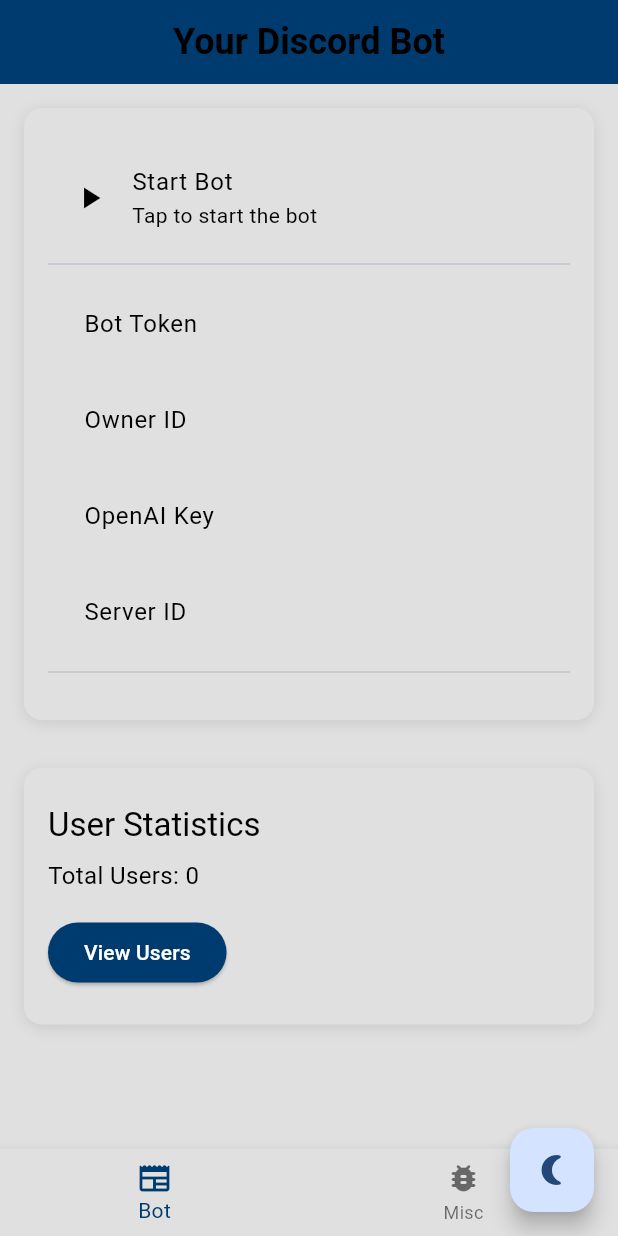
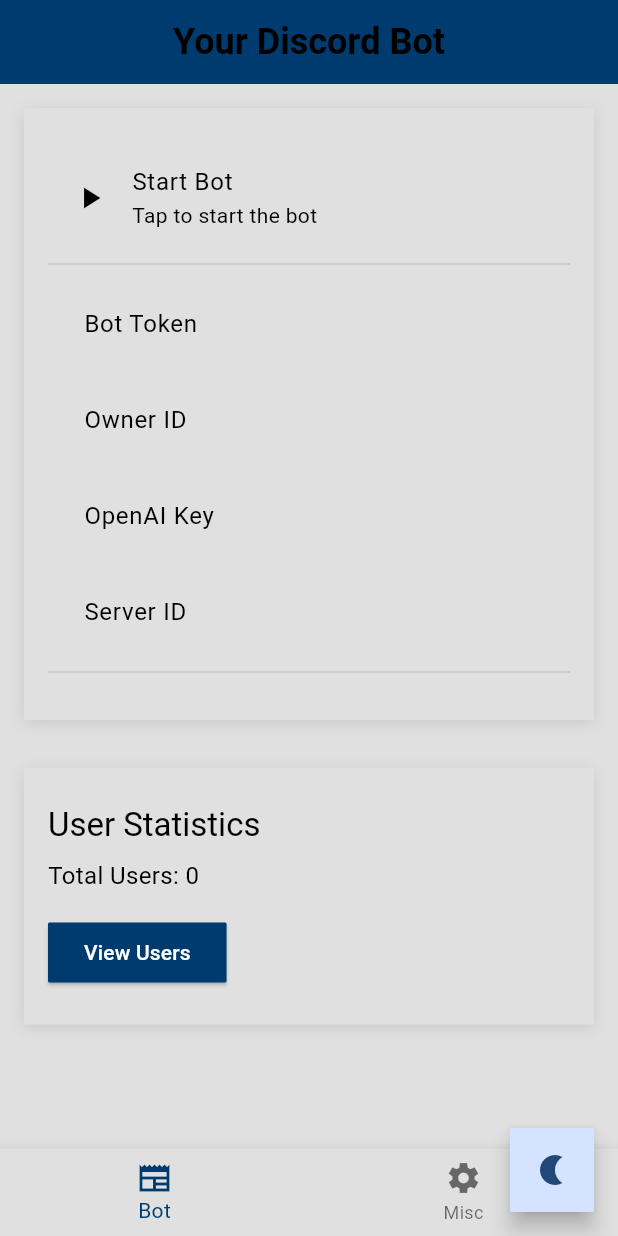
Before and after one commit to NextdoorPsycho/DartBotApp, a Flutter app: the screen it shows after launch, on a phone screen of 412 x 824 dp. Run offline on Flutter 3.47's test engine with Material 3 defaults, Android fonts, the phone set to English and light mode, and no system bars; our stand-ins replace shared_preferences; missing offline and left inert: dart_openai, fast_log, nyxx, nyxx_commands; statements that could not run were skipped.

Commit message:
:) for you dan

```diff
--- a/lib/aggregator.dart
+++ b/lib/aggregator.dart
@@ -1,6 +1,7 @@
 import 'package:flutter/material.dart';
 import 'package:provider/provider.dart';
 import 'package:shit_ui_app/page/page_bot.dart';
+import 'package:shit_ui_app/page/settings.dart';
 
 import 'model/app_state.dart';
 
@@ -19,7 +20,7 @@ class _AggregatorState extends State<Aggregator> {
       case 0:
         return const BotPage();
       case 1:
-        return const BotPage();
+        return const SettingsPage();
       default:
         throw UnimplementedError('no widget for $index');
     }
@@ -33,11 +34,11 @@ class _AggregatorState extends State<Aggregator> {
         BottomNavigationBar(
           items: [
             BottomNavigationBarItem(
-                icon: const Icon(Icons.newspaper_rounded),
+                icon: const Icon(Icons.newspaper_sharp),
                 label: 'Bot',
                 backgroundColor: theme.primaryColor),
             BottomNavigationBarItem(
-                icon: const Icon(Icons.bug_report_rounded),
+                icon: const Icon(Icons.settings_sharp),
                 label: 'Misc',
                 backgroundColor: theme.primaryColor),
           ],
@@ -50,16 +51,18 @@ class _AggregatorState extends State<Aggregator> {
 
   Widget _buildTabletLayout(
       BuildContext context, Widget mainArea, double width) {
-    var theme = Theme.of(context);
+    Theme.of(context);
     return Row(
       children: [
         SafeArea(
           child: NavigationRail(
+            indicatorShape: const RoundedRectangleBorder(
+                borderRadius: BorderRadius.all(Radius.circular(1.0))),
             destinations: const [
               NavigationRailDestination(
-                  icon: Icon(Icons.newspaper_rounded), label: Text('Bot')),
+                  icon: Icon(Icons.newspaper_sharp), label: Text('Bot')),
               NavigationRailDestination(
-                  icon: Icon(Icons.bug_report_rounded), label: Text('Misc')),
+                  icon: Icon(Icons.settings_sharp), label: Text('Settings')),
             ],
             selectedIndex: selectedIndex,
             onDestinationSelected: (value) =>
@@ -89,14 +92,16 @@ class _AggregatorState extends State<Aggregator> {
             : _buildTabletLayout(context, mainArea, constraints.maxWidth),
       ),
       floatingActionButton: FloatingActionButton(
+        shape: const RoundedRectangleBorder(
+            borderRadius: BorderRadius.all(Radius.circular(1.0))),
         onPressed: () {
           Provider.of<BotDataModel>(context, listen: false).toggleTheme();
         },
         child: Icon(
           // Choose the icon based on the theme mode
           Theme.of(context).brightness == Brightness.dark
-              ? Icons.wb_sunny_rounded
-              : Icons.nightlight_round,
+              ? Icons.wb_sunny_sharp
+              : Icons.nightlight_sharp,
         ),
       ),
     );
--- a/lib/page/page_bot.dart
+++ b/lib/page/page_bot.dart
@@ -150,7 +150,7 @@ class _BotPageState extends State<BotPage> {
         padding: const EdgeInsets.symmetric(horizontal: 16.0, vertical: 24.0),
         decoration: BoxDecoration(
           color: colorScheme.surface,
-          borderRadius: BorderRadius.circular(12.0),
+          borderRadius: BorderRadius.circular(1.0),
           boxShadow: [
             BoxShadow(
               color: Colors.black.withOpacity(0.1),
@@ -204,7 +204,7 @@ class _BotPageState extends State<BotPage> {
                 const EdgeInsets.symmetric(horizontal: 16.0, vertical: 24.0),
             decoration: BoxDecoration(
               color: colorScheme.surface,
-              borderRadius: BorderRadius.circular(12.0),
+              borderRadius: BorderRadius.circular(1.0),
               boxShadow: [
                 BoxShadow(
                   color: Colors.black.withOpacity(0.1),
@@ -232,6 +232,9 @@ class _BotPageState extends State<BotPage> {
                 ElevatedButton(
                   onPressed: () => _showUserList(context),
                   style: ElevatedButton.styleFrom(
+                    shape: RoundedRectangleBorder(
+                      borderRadius: BorderRadius.circular(1.0),
+                    ),
                     foregroundColor: colorScheme.onPrimary,
                     backgroundColor: colorScheme.primary,
                   ),
```
Also changed, not shown: lib/page/settings.dart (added, +116 -0 lines).
